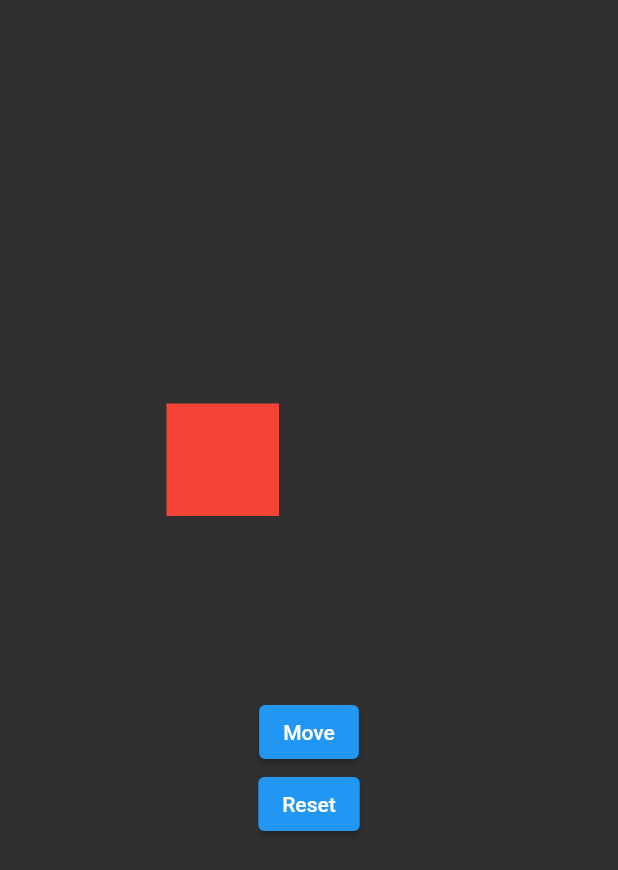
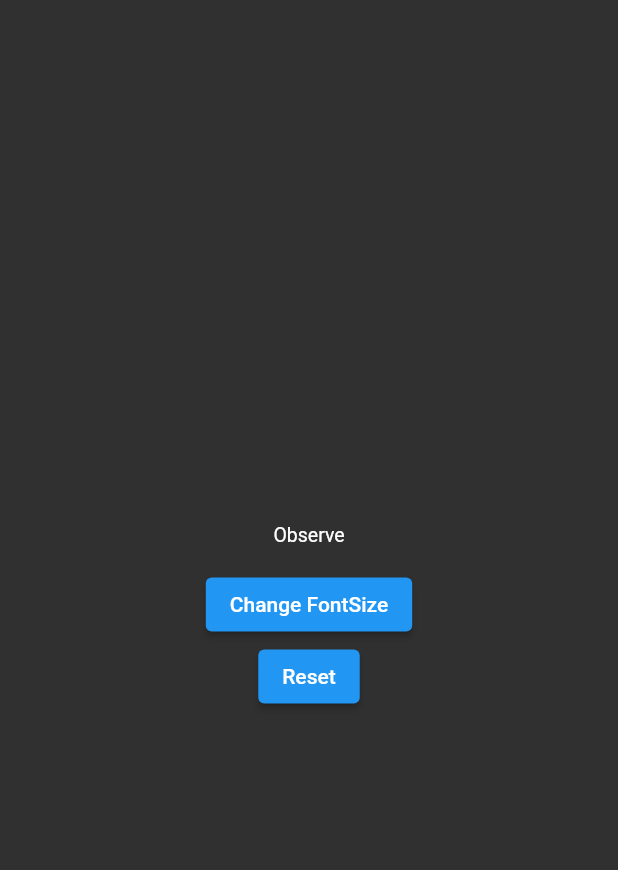
Before and after one commit to PrinceLeBon/animation, a Flutter app: the screen it shows after launch, after a tap on "Reset", on a phone screen of 412 x 824 dp. Shown: the top 870 px of the screen. Run offline on Flutter 3.47's test engine with Material 2 defaults, Android fonts, the phone set to English and light mode, and no system bars.

Commit message:
Exercice 3 (easy) done

```diff
--- /dev/null
+++ b/lib/implicit_animation/easy/easy_three.dart
@@ -0,0 +1,46 @@
+import 'package:flutter/material.dart';
+
+class EasyThree extends StatefulWidget {
+  const EasyThree({super.key});
+
+  @override
+  State<EasyThree> createState() => _EasyThreeState();
+}
+
+class _EasyThreeState extends State<EasyThree> {
+  bool pressed = false;
+
+  @override
+  Widget build(BuildContext context) {
+    return Scaffold(
+      body: Center(
+        child: Column(
+          mainAxisAlignment: MainAxisAlignment.center,
+          children: [
+            AnimatedDefaultTextStyle(
+                style: TextStyle(fontSize: pressed ? 25 : 13),
+                duration: const Duration(seconds: 3),
+                child: const Text("Observe")),
+            Container(
+              height: 15,
+            ),
+            ElevatedButton(
+                onPressed: () {
+                  setState(() {
+                    pressed = true;
+                  });
+                },
+                child: const Text("Change FontSize")),
+            ElevatedButton(
+                onPressed: () {
+                  setState(() {
+                    pressed = false;
+                  });
+                },
+                child: const Text("Reset")),
+          ],
+        ),
+      ),
+    );
+  }
+}
--- a/lib/main.dart
+++ b/lib/main.dart
@@ -1,5 +1,6 @@
 import 'package:flutter/material.dart';
-import 'implicit_animation/easy/easy_two.dart';
+
+import 'implicit_animation/easy/easy_three.dart';
 
 void main() {
   runApp(const MyApp());
@@ -15,7 +16,7 @@ class MyApp extends StatelessWidget {
       darkTheme: ThemeData(brightness: Brightness.dark),
       debugShowCheckedModeBanner: false,
       debugShowMaterialGrid: false,
-      home: const EasyTwo(),
+      home: const EasyThree(),
     );
   }
 }
```
